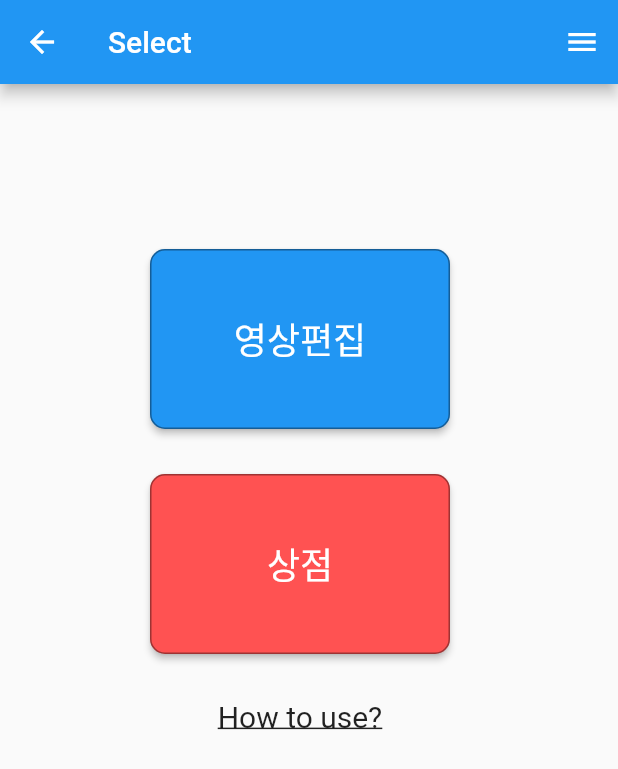
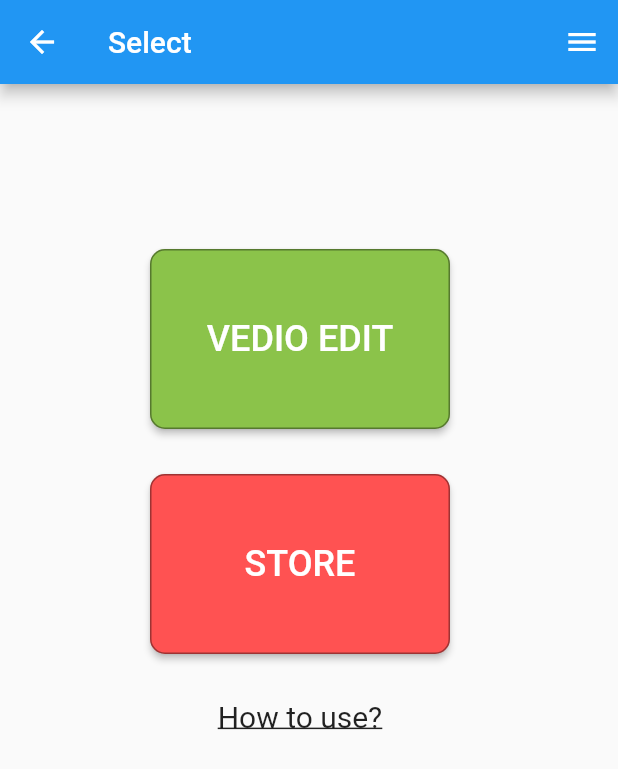
Before and after one commit to iinnu/CDP1_AiTube, a Flutter app: the SelectPage screen opened by its route, on a phone screen of 412 x 824 dp. Shown: the top 769 px of the screen. Run offline on Flutter 3.47's test engine with Material 2 defaults, Android fonts, the phone set to English and light mode, and no system bars; our stand-ins replace google_fonts.

Commit message:
little edit

```diff
--- a/lib/pages/select_page.dart
+++ b/lib/pages/select_page.dart
@@ -32,19 +32,19 @@ class SelectPage extends StatelessWidget {
             Container(
               width : 200,
               height : 120,
-              margin : EdgeInsets.only(
-                  left : 100,
-                  top : 110
-              ),
+                margin : EdgeInsets.only(
+                    left : 100,
+                    top : 110
+                ),
               child: RaisedButton(
                 shape: RoundedRectangleBorder(
                     borderRadius: BorderRadius.circular(10.0),
                     side: BorderSide(color: Colors.black38)
                 ),
-                color: Colors.blue,
+                color: Colors.lightGreen,
                 textColor: Colors.white,
                 child: Text(
-                    '영상편집',
+                    'VEDIO EDIT',
                     style: TextStyle(
                         fontSize:24)
                 ),
@@ -71,14 +71,14 @@ class SelectPage extends StatelessWidget {
                   color: Colors.redAccent,
                   textColor: Colors.white,
                   child: Text(
-                      '상점',
+                      'STORE',
                       style: TextStyle(
                           fontSize:24)
                   ),
                   onPressed: () {
                     scaffoldKey.currentState
                         .showSnackBar(SnackBar(
-                        content : Text("준비중"),
+                        content : Text("Preparing"),
                         backgroundColor: Colors.deepOrange,
                     ));
                   }
```
